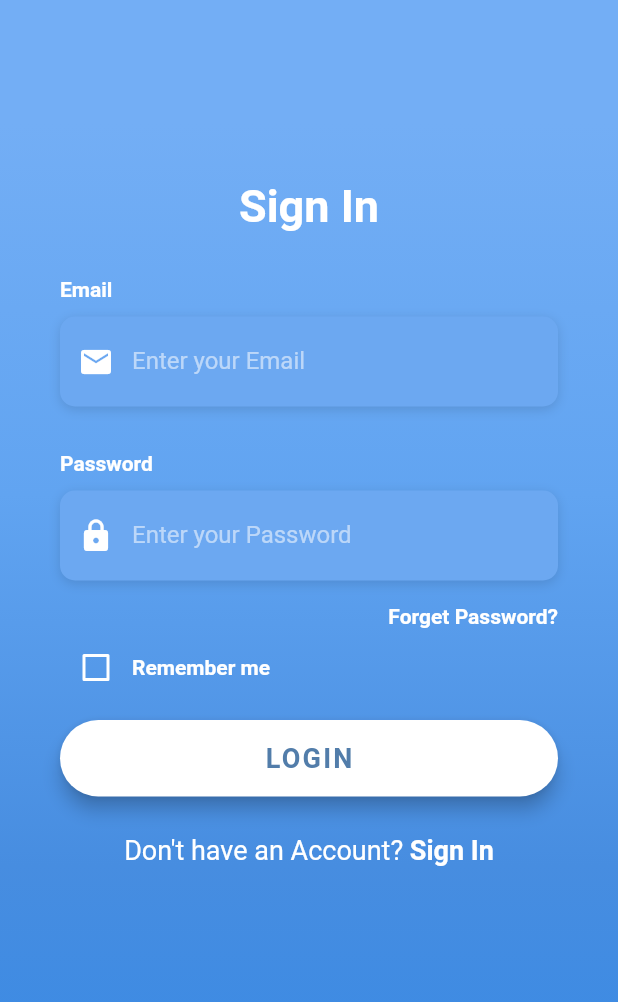
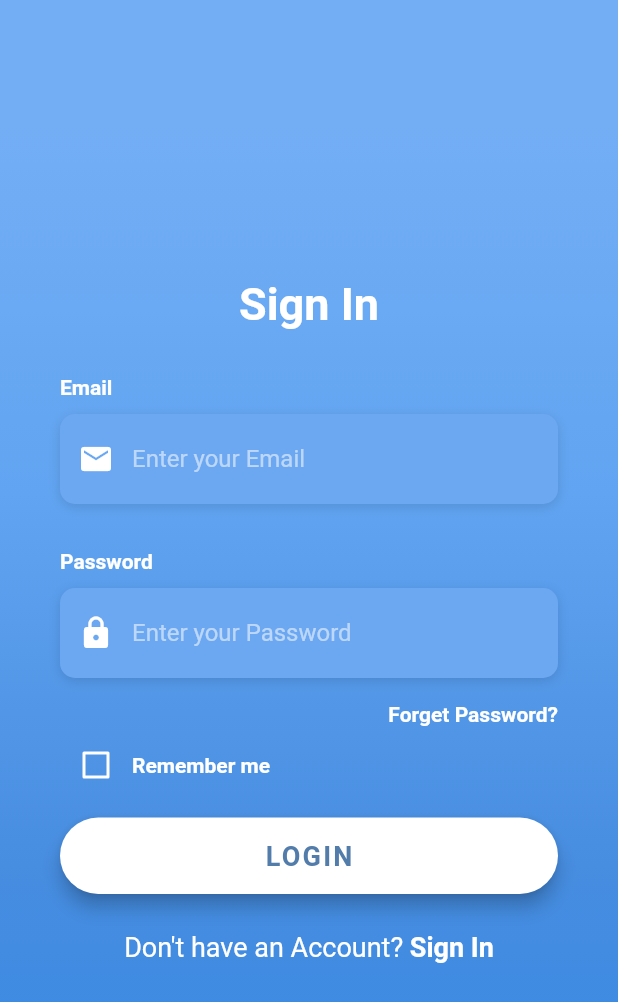
Before and after one commit to democh363/FlutterRegisterUI, a Flutter app: the screen it shows after launch, on a phone screen of 412 x 824 dp. Shown: the top 1002 px of the screen. Run offline on Flutter 3.47's test engine with Material 2 defaults, Android fonts, the phone set to English and light mode, and no system bars; Roboto replaces fonts that are missing (OpenSans).

Commit message:
loginPage changed again

```diff
--- a/flutter_app/lib/screens/login_screen.dart
+++ b/flutter_app/lib/screens/login_screen.dart
@@ -231,6 +231,7 @@ Widget _buildSignIn()
                   child: Column(
                     mainAxisAlignment: MainAxisAlignment.center,
                     children: <Widget>[
+                      SizedBox(height: 65.0),
                       Text(
                         appName,
                         style: TextStyle(
```
